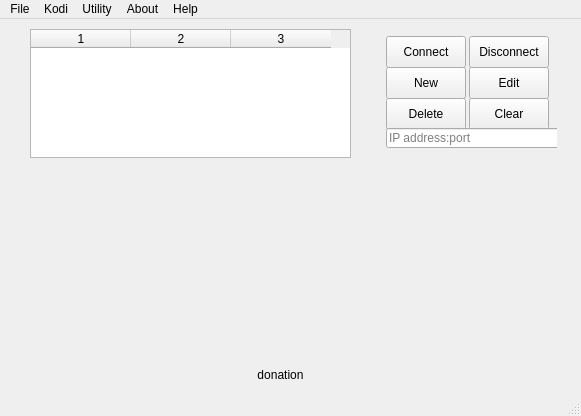
First picture: the form in mainwindow.ui, repository Eliminater74/adblink, before the edit.
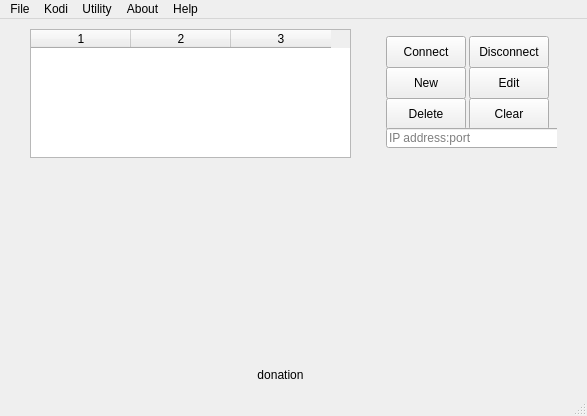
Second picture: the form after the edit.

Commit message: investigate restore xbmc_env.properties file

The edit to the form file:
```diff
--- a/mainwindow.ui
+++ b/mainwindow.ui
@@ -6,7 +6,7 @@
    <rect>
     <x>0</x>
     <y>0</y>
-    <width>581</width>
+    <width>587</width>
     <height>416</height>
    </rect>
   </property>
@@ -1169,7 +1169,7 @@
     <rect>
      <x>0</x>
      <y>0</y>
-     <width>581</width>
+     <width>587</width>
      <height>24</height>
     </rect>
    </property>
```
The commit also changes 1 other file.
